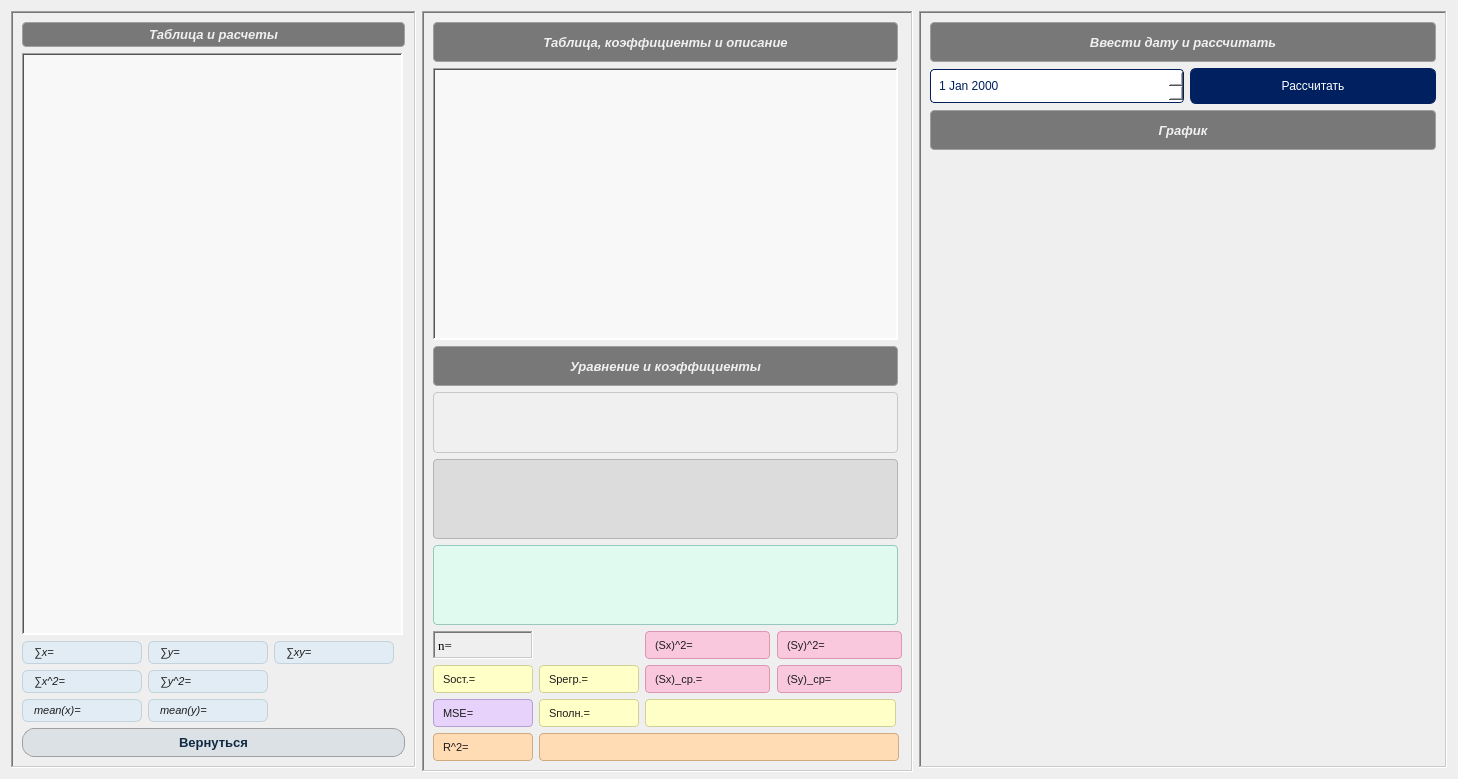
Before: the Qt Designer form Classical mathematical models of complex systems/Lab1_DollarExchangeRateStatistics/workplaceform.ui in GReaTeAssaSiN/Master_Degree_uni-assignments, drawn with Qt 5.
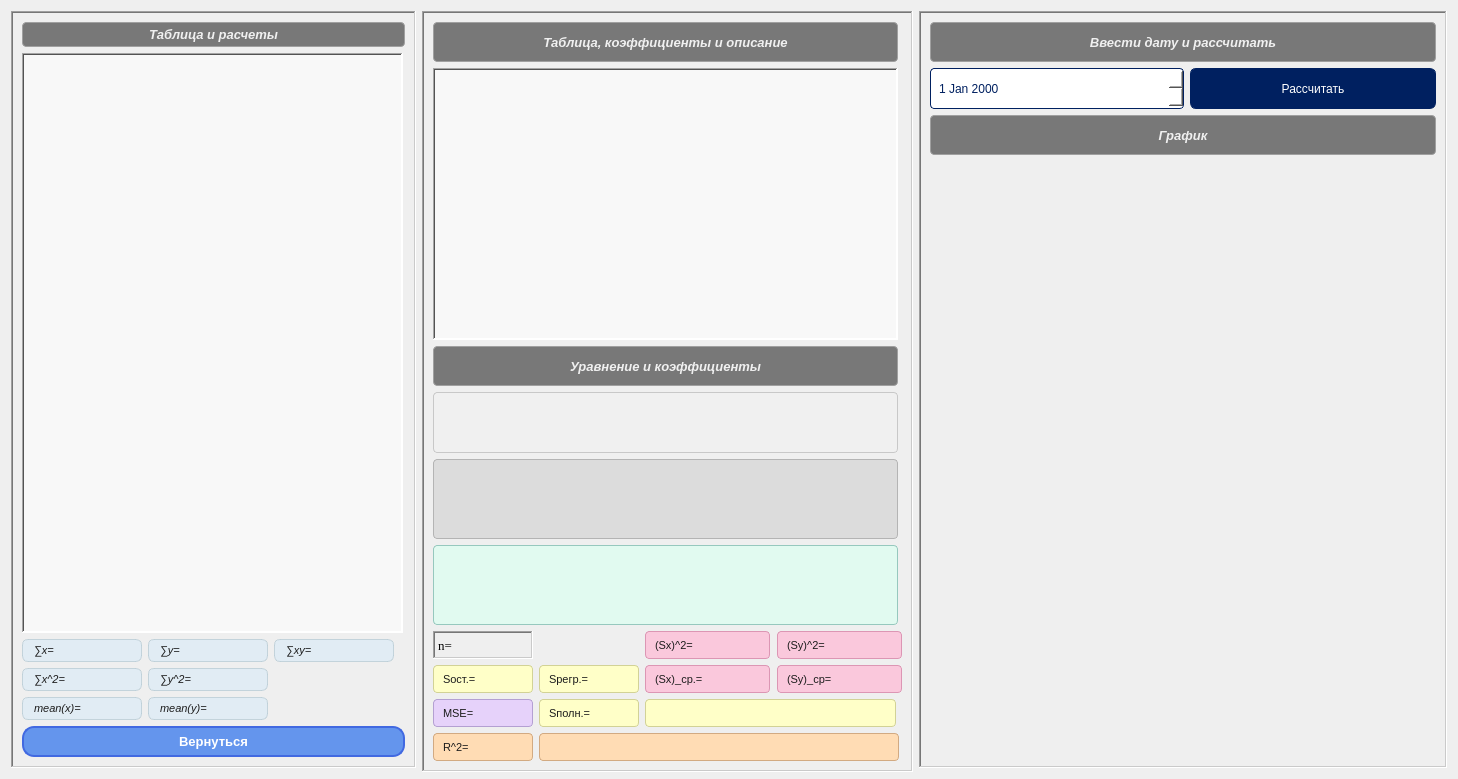
After: the same form once the commit is applied. Custom widgets are drawn as their Qt base class.

What changed in the file:
```diff
--- a/Classical mathematical models of complex systems/Lab1_DollarExchangeRateStatistics/workplaceform.ui
+++ b/Classical mathematical models of complex systems/Lab1_DollarExchangeRateStatistics/workplaceform.ui
@@ -513,7 +513,7 @@
          <font>
           <family>Segoe UI</family>
           <pointsize>10</pointsize>
-          <fontweight>Medium</fontweight>
+          <fontweight>DemiBold</fontweight>
          </font>
         </property>
         <property name="cursor">
@@ -521,13 +521,13 @@
         </property>
         <property name="styleSheet">
          <string notr="true">QPushButton {
-    background-color: rgb(220, 225, 230);    /* мягкий светло-серый с оттенком синего */
-    color: rgb(16, 42, 67);                  /* тёмно-синий текст */
-    border-radius: 12px;                      /* плавное скругление углов */
-    border: 1px solid rgb(160, 160, 160);    /* мягкая рамка */
-    padding: 6px 14px;                        /* внутренние отступы */
+    background-color: rgb(100, 149, 237);    /* яркий голубой (Cornflower Blue) */
+    color: rgb(255, 255, 255);               /* белый текст для контраста */
+    border-radius: 12px;                     
+    border: 2px solid rgb(65, 105, 225);    /* более заметная рамка (Royal Blue) */
+    padding: 6px 14px;
     font-family: &quot;Segoe UI&quot;, sans-serif;
-    font-weight: 500;                         /* умеренно жирный шрифт */
+    font-weight: 600;                        /* чуть более жирный */
     font-size: 10pt;
 }
 
@@ -543,8 +543,8 @@
 }
 
 QPushButton:checked {
-    background-color: rgb(176, 224, 255);    /* светло-голубой для активного состояния */
-    border: 1px solid rgb(51, 153, 255);
+    background-color: rgb(0, 191, 255);      /* активный светло-голубой (Deep Sky Blue) */
+    border: 2px solid rgb(30, 144, 255);    /* контрастная рамка (Dodger Blue) */
     color: rgb(0, 51, 102);                  /* тёмно-синий текст */
 }
 </string>
@@ -576,14 +576,14 @@
        <widget class="QDateEdit" name="chooseDate_dateEdit">
         <property name="minimumSize">
          <size>
-          <width>247</width>
-          <height>34</height>
+          <width>241</width>
+          <height>41</height>
          </size>
         </property>
         <property name="maximumSize">
          <size>
           <width>16777215</width>
-          <height>34</height>
+          <height>41</height>
          </size>
         </property>
         <property name="styleSheet">
@@ -617,13 +617,13 @@
         <property name="minimumSize">
          <size>
           <width>246</width>
-          <height>36</height>
+          <height>41</height>
          </size>
         </property>
         <property name="maximumSize">
          <size>
           <width>246</width>
-          <height>36</height>
+          <height>41</height>
          </size>
         </property>
         <property name="styleSheet">
@@ -776,14 +776,11 @@
       </item>
       <item row="3" column="0" colspan="2">
        <widget class="QCustomPlot" name="customPlot" native="true">
-        <property name="sizePolicy">
-         <sizepolicy hsizetype="Expanding" vsizetype="Expanding">
-          <horstretch>0</horstretch>
-          <verstretch>0</verstretch>
-         </sizepolicy>
-        </property>
-        <property name="cursor">
-         <cursorShape>SizeAllCursor</cursorShape>
+        <property name="minimumSize">
+         <size>
+          <width>500</width>
+          <height>589</height>
+         </size>
         </property>
        </widget>
       </item>
```
Left out of the diff: 132 changed lines with no effect on the pictures.
